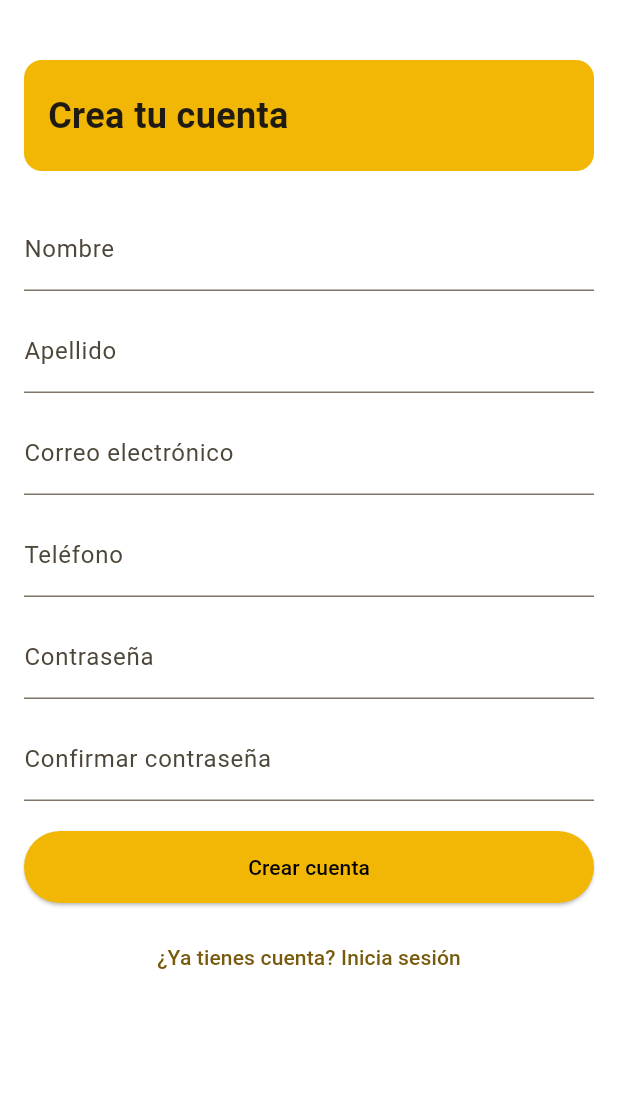
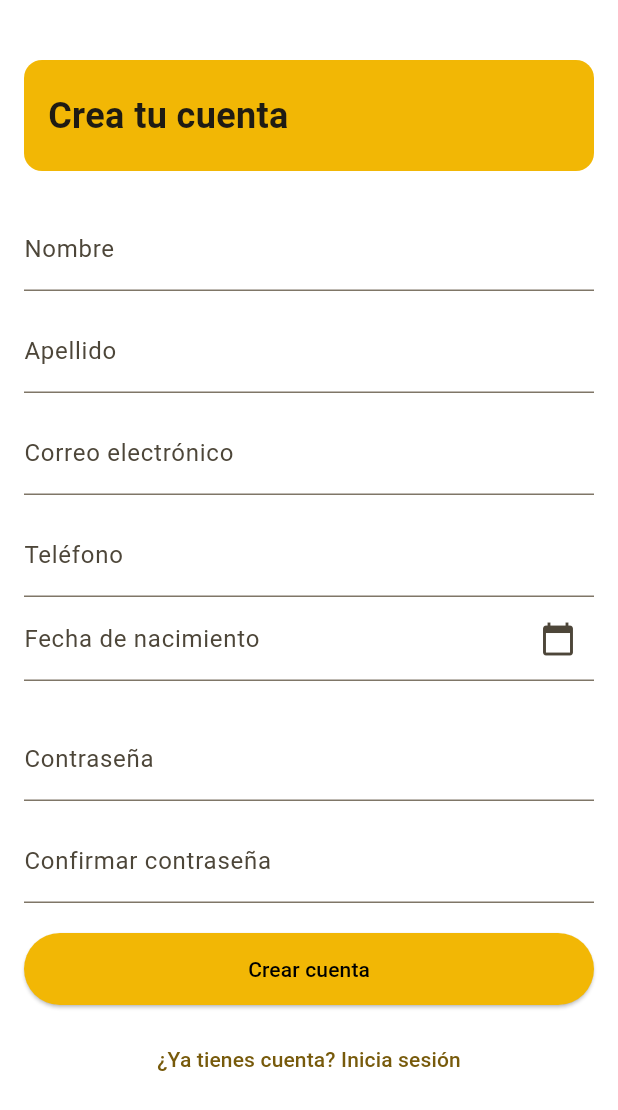
Before and after one commit to Dantesiio/keicyBarber, a Flutter app: the RegisterScreen screen opened by its route, on a phone screen of 412 x 824 dp. Shown: the top 1110 px of the screen. Run offline on Flutter 3.47's test engine with Material 3 defaults, Android fonts, the light colour scheme and no system bars; our stand-ins replace equatable, flutter_bloc, supabase_flutter; accounts and stored records are empty.

Commit message:
feat: added birthdate to register user

```diff
--- a/lib/presentation/bloc/auth/auth_event.dart
+++ b/lib/presentation/bloc/auth/auth_event.dart
@@ -12,6 +12,7 @@ class RegisterSubmitted extends AuthEvent {
   final String email;
   final String phone;
   final String password;
+  final DateTime? birthDate;
 
   const RegisterSubmitted({
     required this.firstName,
@@ -19,6 +20,7 @@ class RegisterSubmitted extends AuthEvent {
     required this.email,
     required this.phone,
     required this.password,
+    this.birthDate,
   });
 }
 
--- a/lib/presentation/screens/register_screen.dart
+++ b/lib/presentation/screens/register_screen.dart
@@ -21,6 +21,9 @@ class _RegisterScreenState extends State<RegisterScreen> {
   final _passwordController = TextEditingController();
   final _confirmController = TextEditingController();
 
+  final _birthDateController = TextEditingController();
+  DateTime? _selectedDate;
+
   @override
   void dispose() {
     _nameController.dispose();
@@ -29,7 +32,26 @@ class _RegisterScreenState extends State<RegisterScreen> {
     _phoneController.dispose();
     _passwordController.dispose();
     _confirmController.dispose();
+    _birthDateController.dispose();
     super.dispose();
+  }
+
+  Future<void> _pickDate(BuildContext context) async {
+    final initialDate = DateTime.now();
+    final newDate = await showDatePicker(
+      context: context,
+      initialDate: initialDate,
+      firstDate: DateTime(1900),
+      lastDate: initialDate,
+    );
+
+    if (newDate != null) {
+      setState(() {
+        _selectedDate = newDate;
+        _birthDateController.text =
+            '${newDate.day}/${newDate.month}/${newDate.year}';
+      });
+    }
   }
 
   void _submitForm() {
@@ -48,6 +70,7 @@ class _RegisterScreenState extends State<RegisterScreen> {
           email: _emailController.text,
           phone: _phoneController.text,
           password: _passwordController.text,
+          birthDate: _selectedDate,
         ),
       );
     }
@@ -145,6 +168,17 @@ class _RegisterScreenState extends State<RegisterScreen> {
                               labelText: 'Teléfono',
                             ),
                           ),
+                          TextFormField(
+                            controller: _birthDateController,
+                            decoration: const InputDecoration(
+                              labelText: 'Fecha de nacimiento',
+                              suffixIcon: Icon(Icons.calendar_today),
+                            ),
+                            readOnly:
+                                true, // Para evitar que el teclado aparezca
+                            onTap: () => _pickDate(context),
+                          ),
+                          const SizedBox(height: 12),
                           const SizedBox(height: 12),
                           TextFormField(
                             controller: _passwordController,
```
